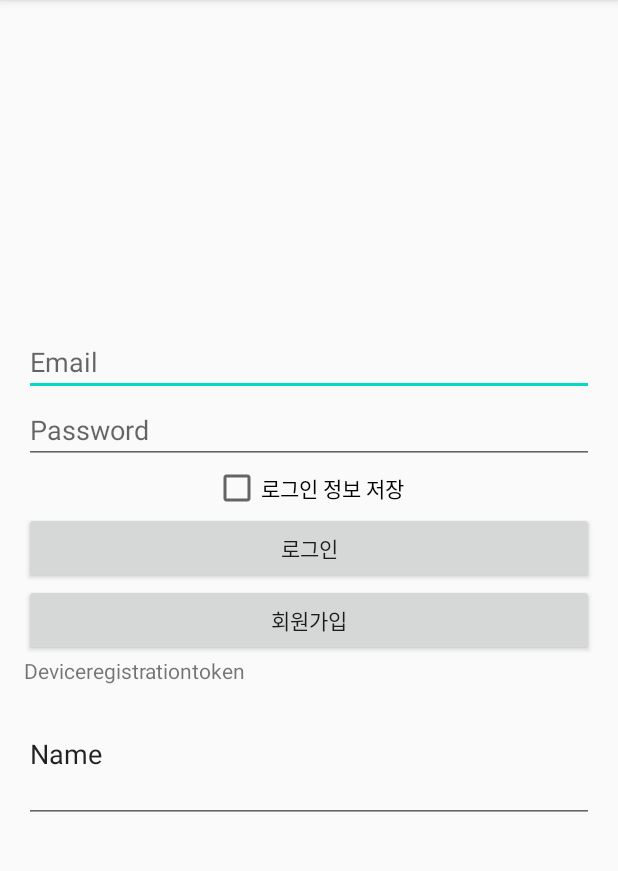
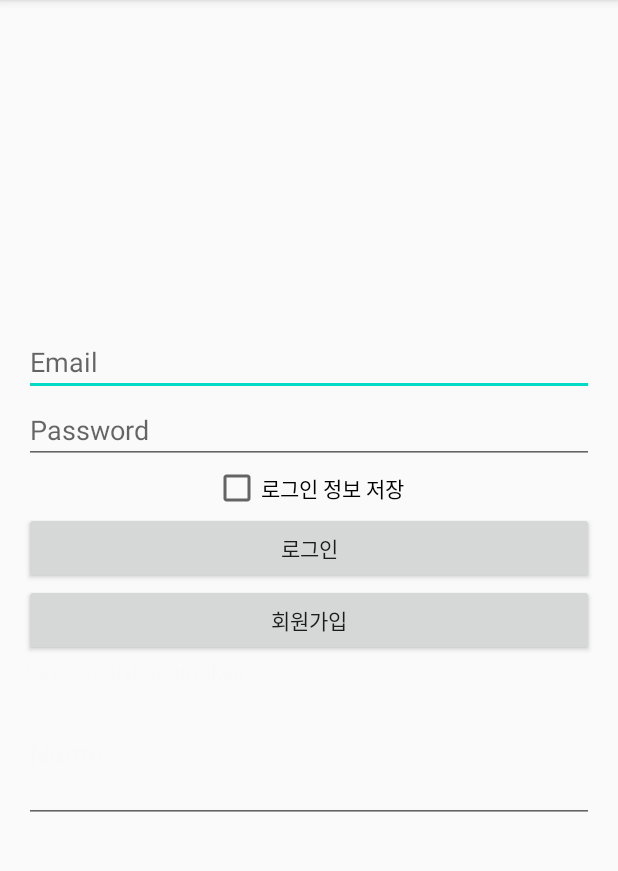
Before and after one commit to muunseo/sungshinsos, an Android app: the screen it shows after launch (MainActivity), on a phone screen of 412 x 824 dp, the part 84-955 px from its top. Run offline under Robolectric (Android 15) with nearby library versions, the phone set to English and light mode, and no system bars; our stand-ins replace Firebase (no records; nobody signed in at launch, a user with empty details on screens opened directly).

Commit message:
토큰 숨김

```diff
--- a/app/src/main/res/layout/activity_main.xml
+++ b/app/src/main/res/layout/activity_main.xml
@@ -41,6 +41,7 @@
         android:id="@+id/textView4"
         android:layout_width="match_parent"
         android:layout_height="wrap_content"
+        android:textColor="#F9F9F9"
         android:text="Deviceregistrationtoken" />
 
     <EditText
@@ -49,5 +50,6 @@
         android:layout_height="92dp"
         android:ems="10"
         android:inputType="text|textMultiLine"
+        android:textColor="#F9F9F9"
         android:text="Name" />
 </LinearLayout>
```
